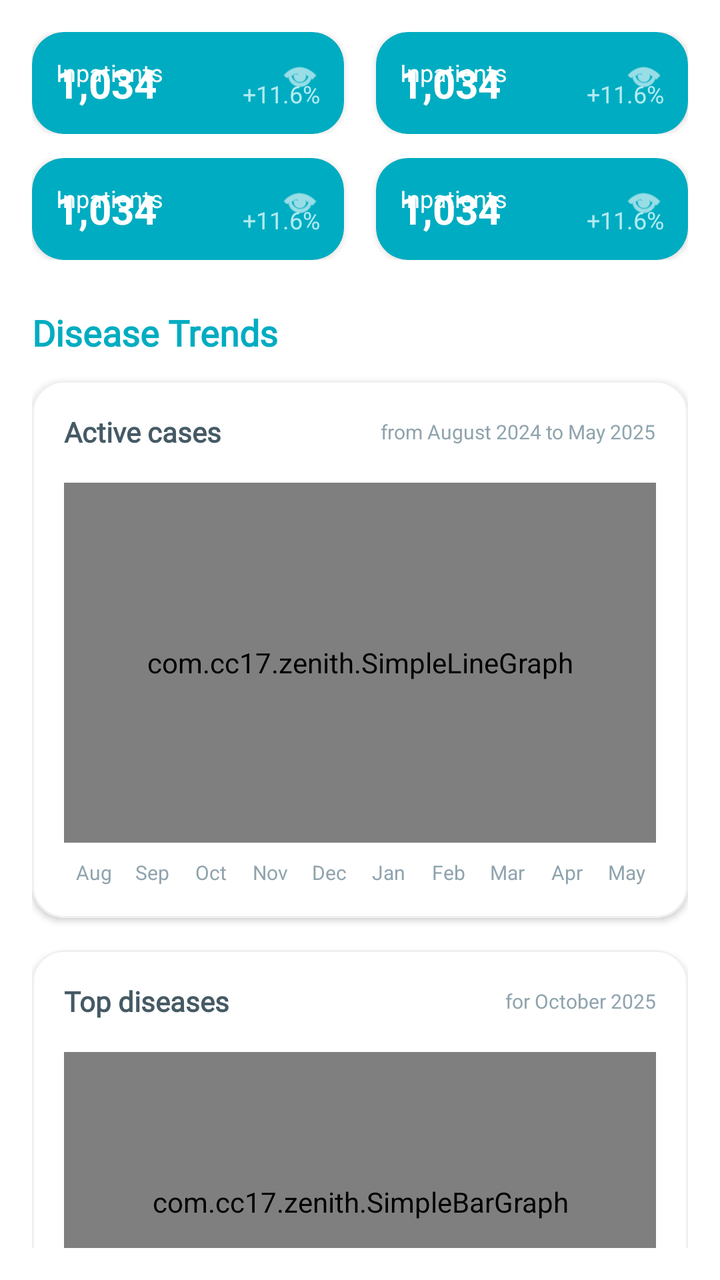
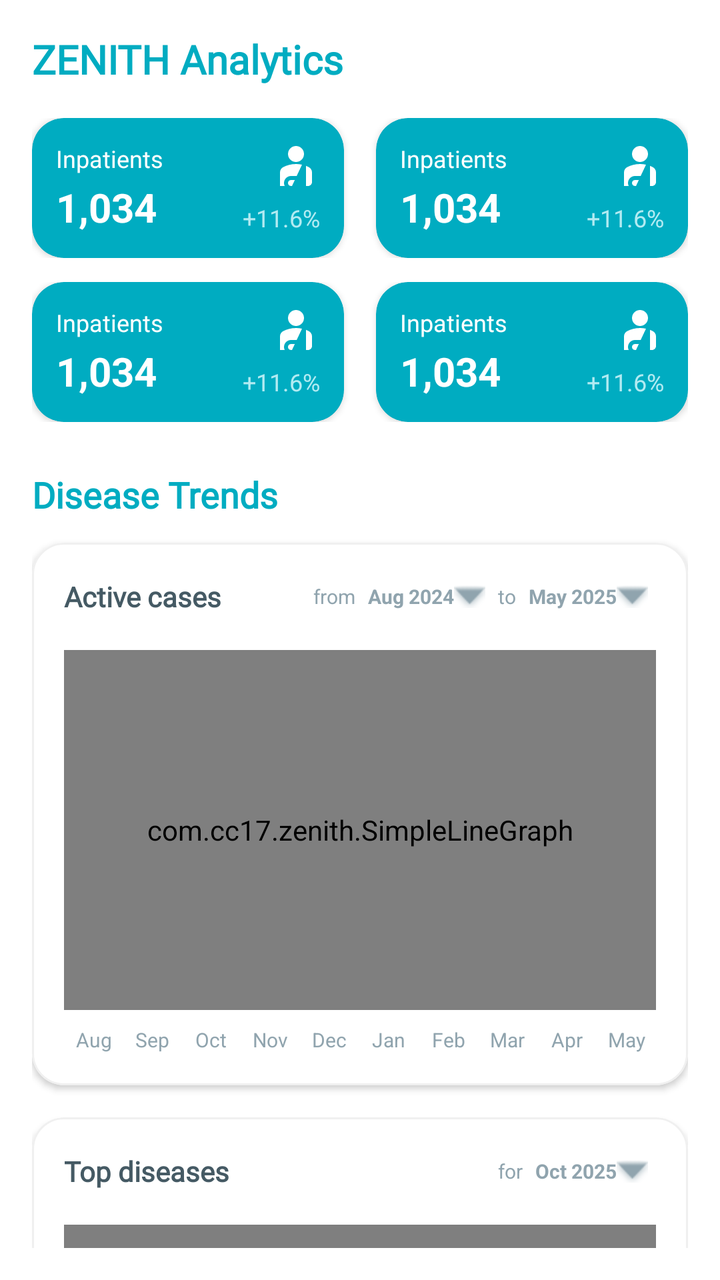

Two renders of the same Android screen: before a commit and after it. Below are the layout's source before the change and the commit's diff.
<!-- AndroidManifest.xml: application theme Theme.Zenith -->
<!-- res/layout/fragment_dashboard.xml -->
<?xml version="1.0" encoding="utf-8"?>
<ScrollView xmlns:android="http://schemas.android.com/apk/res/android"
    xmlns:app="http://schemas.android.com/apk/res-auto"
    xmlns:tools="http://schemas.android.com/tools"
    android:layout_width="match_parent"
    android:layout_height="match_parent"
    android:background="#FFFFFF"
    android:padding="16dp"
    tools:context=".Dashboard"
    android:scrollbars="none">

    <LinearLayout
        android:layout_width="match_parent"
        android:layout_height="wrap_content"
        android:orientation="vertical"
        android:paddingBottom="80dp">

        
        
        <LinearLayout
            android:layout_width="match_parent"
            android:layout_height="wrap_content"
            android:orientation="horizontal"
            android:layout_marginBottom="12dp">

            <include layout="@layout/item_stat_card_small"
                android:id="@+id/cardInpatients"
                android:layout_width="0dp"
                android:layout_height="wrap_content"
                android:layout_weight="1"
                android:layout_marginEnd="8dp"/>

            <include layout="@layout/item_stat_card_small"
                android:id="@+id/cardOutpatients"
                android:layout_width="0dp"
                android:layout_height="wrap_content"
                android:layout_weight="1"
                android:layout_marginStart="8dp"/>
        </LinearLayout>

        
        <LinearLayout
            android:layout_width="match_parent"
            android:layout_height="wrap_content"
            android:orientation="horizontal"
            android:layout_marginBottom="24dp">

            <include layout="@layout/item_stat_card_small"
                android:id="@+id/cardDiagnoses"
                android:layout_width="0dp"
                android:layout_height="wrap_content"
                android:layout_weight="1"
                android:layout_marginEnd="8dp"/>

            <include layout="@layout/item_stat_card_small"
                android:id="@+id/cardAppointments"
                android:layout_width="0dp"
                android:layout_height="wrap_content"
                android:layout_weight="1"
                android:layout_marginStart="8dp"/>
        </LinearLayout>

        
        <TextView
            android:layout_width="wrap_content"
            android:layout_height="wrap_content"
            android:text="Disease Trends"
            android:textColor="#00ACC1"
            android:textSize="18sp"
            android:textStyle="bold"
            android:fontFamily="@font/inter"
            android:layout_marginBottom="12dp"/>

        
        <com.google.android.material.card.MaterialCardView
            android:layout_width="match_parent"
            android:layout_height="wrap_content"
            app:cardCornerRadius="16dp"
            app:cardElevation="2dp"
            app:strokeWidth="1dp"
            app:strokeColor="#F0F0F0"
            app:cardBackgroundColor="#FFFFFF"
            android:layout_marginBottom="16dp">

            <LinearLayout
                android:layout_width="match_parent"
                android:layout_height="wrap_content"
                android:orientation="vertical"
                android:padding="16dp">

                <LinearLayout
                    android:layout_width="match_parent"
                    android:layout_height="wrap_content"
                    android:orientation="horizontal"
                    android:gravity="center_vertical"
                    android:layout_marginBottom="16dp">

                    <TextView
                        android:layout_width="0dp"
                        android:layout_height="wrap_content"
                        android:layout_weight="1"
                        android:text="Active cases"
                        android:textColor="#455A64"
                        android:textStyle="bold"
                        android:fontFamily="@font/inter"/>

                    <TextView
                        android:layout_width="wrap_content"
                        android:layout_height="wrap_content"
                        android:text="from August 2024 to May 2025"
                        android:textSize="10sp"
                        android:textColor="#90A4AE"/>
                </LinearLayout>

                
                <com.cc17.zenith.SimpleLineGraph
                    android:id="@+id/graphActiveCases"
                    android:layout_width="match_parent"
                    android:layout_height="180dp"/>

                
                <LinearLayout
                    android:layout_width="match_parent"
                    android:layout_height="wrap_content"
                    android:orientation="horizontal"
                    android:layout_marginTop="8dp">
                    <TextView android:layout_width="0dp" android:layout_height="wrap_content" android:layout_weight="1" android:text="Aug" android:gravity="center" android:textSize="10sp" android:textColor="#90A4AE"/>
                    <TextView android:layout_width="0dp" android:layout_height="wrap_content" android:layout_weight="1" android:text="Sep" android:gravity="center" android:textSize="10sp" android:textColor="#90A4AE"/>
                    <TextView android:layout_width="0dp" android:layout_height="wrap_content" android:layout_weight="1" android:text="Oct" android:gravity="center" android:textSize="10sp" android:textColor="#90A4AE"/>
                    <TextView android:layout_width="0dp" android:layout_height="wrap_content" android:layout_weight="1" android:text="Nov" android:gravity="center" android:textSize="10sp" android:textColor="#90A4AE"/>
                    <TextView android:layout_width="0dp" android:layout_height="wrap_content" android:layout_weight="1" android:text="Dec" android:gravity="center" android:textSize="10sp" android:textColor="#90A4AE"/>
                    <TextView android:layout_width="0dp" android:layout_height="wrap_content" android:layout_weight="1" android:text="Jan" android:gravity="center" android:textSize="10sp" android:textColor="#90A4AE"/>
                    <TextView android:layout_width="0dp" android:layout_height="wrap_content" android:layout_weight="1" android:text="Feb" android:gravity="center" android:textSize="10sp" android:textColor="#90A4AE"/>
                    <TextView android:layout_width="0dp" android:layout_height="wrap_content" android:layout_weight="1" android:text="Mar" android:gravity="center" android:textSize="10sp" android:textColor="#90A4AE"/>
                    <TextView android:layout_width="0dp" android:layout_height="wrap_content" android:layout_weight="1" android:text="Apr" android:gravity="center" android:textSize="10sp" android:textColor="#90A4AE"/>
                    <TextView android:layout_width="0dp" android:layout_height="wrap_content" android:layout_weight="1" android:text="May" android:gravity="center" android:textSize="10sp" android:textColor="#90A4AE"/>
                </LinearLayout>

            </LinearLayout>
        </com.google.android.material.card.MaterialCardView>

        
        <com.google.android.material.card.MaterialCardView
            android:layout_width="match_parent"
            android:layout_height="wrap_content"
            app:cardCornerRadius="16dp"
            app:cardElevation="2dp"
            app:strokeWidth="1dp"
            app:strokeColor="#F0F0F0"
            app:cardBackgroundColor="#FFFFFF"
            android:layout_marginBottom="24dp">

            <LinearLayout
                android:layout_width="match_parent"
                android:layout_height="wrap_content"
                android:orientation="vertical"
                android:padding="16dp">

                <LinearLayout
                    android:layout_width="match_parent"
                    android:layout_height="wrap_content"
                    android:orientation="horizontal"
                    android:gravity="center_vertical"
                    android:layout_marginBottom="16dp">

                    <TextView
                        android:layout_width="0dp"
                        android:layout_height="wrap_content"
                        android:layout_weight="1"
                        android:text="Top diseases"
                        android:textColor="#455A64"
                        android:textStyle="bold"
                        android:fontFamily="@font/inter"/>

                    <TextView
                        android:layout_width="wrap_content"
                        android:layout_height="wrap_content"
                        android:text="for October 2025"
                        android:textSize="10sp"
                        android:textColor="#90A4AE"/>
                </LinearLayout>

                
                <com.cc17.zenith.SimpleBarGraph
                    android:id="@+id/graphTopDiseases"
                    android:layout_width="match_parent"
                    android:layout_height="150dp"/>

                
                <LinearLayout
                    android:id="@+id/layoutLegend"
                    android:layout_width="match_parent"
                    android:layout_height="wrap_content"
                    android:orientation="vertical"
                    android:layout_marginTop="16dp">

                    
                    <include layout="@layout/item_legend_row"/>

                </LinearLayout>

            </LinearLayout>
        </com.google.android.material.card.MaterialCardView>

        
        <com.google.android.material.button.MaterialButton
            android:id="@+id/btnViewMore"
            android:layout_width="match_parent"
            android:layout_height="56dp"
            android:text="View More"
            android:textSize="16sp"
            android:textStyle="bold"
            app:icon="@drawable/open"
            android:textColor="@color/white"
            app:iconTint="@color/white"
            app:iconGravity="textEnd"
            android:backgroundTint="@color/coral"
            app:cornerRadius="12dp"
            android:layout_marginBottom="24dp"/>

        
        <TextView
            android:layout_width="wrap_content"
            android:layout_height="wrap_content"
            android:text="Patient Flow"
            android:textColor="#00ACC1"
            android:textSize="18sp"
            android:textStyle="bold"
            android:fontFamily="@font/inter"
            android:layout_marginBottom="12dp"/>

        
        <LinearLayout
            android:layout_width="match_parent"
            android:layout_height="wrap_content"
            android:orientation="horizontal"
            android:layout_marginBottom="16dp">

            
            <com.google.android.material.card.MaterialCardView
                android:layout_width="0dp"
                android:layout_height="match_parent"
                android:layout_weight="1"
                app:cardCornerRadius="16dp"
                app:cardElevation="2dp"
                app:strokeWidth="1dp"
                app:strokeColor="#F0F0F0"
                app:cardBackgroundColor="#FFFFFF"
                android:layout_marginEnd="8dp">

                <LinearLayout
                    android:layout_width="match_parent"
                    android:layout_height="wrap_content"
                    android:orientation="vertical"
                    android:padding="16dp"
                    android:gravity="center">

                    <TextView
                        android:layout_width="match_parent"
                        android:layout_height="wrap_content"
                        android:text="Patient Distribution"
                        android:textSize="12sp"
                        android:textStyle="bold"
                        android:textColor="#455A64"
                        android:layout_marginBottom="12dp"/>

                    
                    <com.cc17.zenith.SimpleBarGraph
                        android:id="@+id/graphPatientDistribution"
                        android:layout_width="match_parent"
                        android:layout_height="100dp"/>

                </LinearLayout>
            </com.google.android.material.card.MaterialCardView>

            
            <com.google.android.material.card.MaterialCardView
                android:layout_width="0dp"
                android:layout_height="match_parent"
                android:layout_weight="1"
                app:cardCornerRadius="16dp"
                app:cardElevation="2dp"
                app:strokeWidth="1dp"
                app:strokeColor="#00ACC1"
                app:cardBackgroundColor="#FFFFFF"
                android:layout_marginStart="8dp">

                <LinearLayout
                    android:layout_width="match_parent"
                    android:layout_height="match_parent"
                    android:orientation="vertical"
                    android:padding="16dp"
                    android:gravity="center_vertical">

                    <TextView
                        android:layout_width="wrap_content"
                        android:layout_height="wrap_content"
                        android:text="Analytics Insight"
                        android:textSize="12sp"
                        android:textStyle="bold"
                        android:textColor="#00ACC1"
                        android:layout_marginBottom="8dp"/>

                    <TextView
                        android:layout_width="wrap_content"
                        android:layout_height="wrap_content"
                        android:text="• Antibiotic prescriptions increased by 18%."
                        android:textSize="12sp"
                        android:textColor="#607D8B"/>
                </LinearLayout>
            </com.google.android.material.card.MaterialCardView>
        </LinearLayout>

        
        <com.google.android.material.card.MaterialCardView
            android:layout_width="match_parent"
            android:layout_height="wrap_content"
            app:cardCornerRadius="16dp"
            app:cardElevation="2dp"
            app:strokeWidth="1dp"
            app:strokeColor="#F0F0F0"
            app:cardBackgroundColor="#FFFFFF">

            <LinearLayout
                android:layout_width="match_parent"
                android:layout_height="wrap_content"
                android:orientation="vertical"
                android:padding="16dp">

                <TextView
                    android:layout_width="wrap_content"
                    android:layout_height="wrap_content"
                    android:text="Admissions &amp; Discharges"
                    android:textColor="#455A64"
                    android:textStyle="bold"
                    android:fontFamily="@font/inter"
                    android:layout_marginBottom="12dp"/>

                
                <com.cc17.zenith.SimpleLineGraph
                    android:id="@+id/graphAdmissions"
                    android:layout_width="match_parent"
                    android:layout_height="100dp"/>

            </LinearLayout>
        </com.google.android.material.card.MaterialCardView>

    </LinearLayout>
</ScrollView>
<!-- res/layout/item_stat_card_small.xml (included above) -->
<?xml version="1.0" encoding="utf-8"?>
<com.google.android.material.card.MaterialCardView xmlns:android="http://schemas.android.com/apk/res/android"
    xmlns:app="http://schemas.android.com/apk/res-auto"
    android:id="@+id/cardRoot"
    android:layout_width="match_parent"
    android:layout_height="100dp"
    app:cardCornerRadius="16dp"
    app:cardElevation="2dp"
    app:cardBackgroundColor="#00ACC1"
    app:strokeWidth="0dp">

    <androidx.constraintlayout.widget.ConstraintLayout
        android:layout_width="match_parent"
        android:layout_height="match_parent"
        android:padding="12dp">

        <TextView
            android:id="@+id/tvLabel"
            android:layout_width="wrap_content"
            android:layout_height="wrap_content"
            android:text="Inpatients"
            android:textColor="#FFFFFF"
            android:textSize="12sp"
            app:layout_constraintStart_toStartOf="parent"
            app:layout_constraintTop_toTopOf="parent" />

        <ImageView
            android:id="@+id/ivIcon"
            android:layout_width="20dp"
            android:layout_height="20dp"
            android:src="@android:drawable/ic_menu_view"
            app:tint="#FFFFFF"
            app:layout_constraintEnd_toEndOf="parent"
            app:layout_constraintTop_toTopOf="parent" />

        <TextView
            android:id="@+id/tvCount"
            android:layout_width="wrap_content"
            android:layout_height="wrap_content"
            android:text="1,034"
            android:textColor="#FFFFFF"
            android:textSize="20sp"
            android:textStyle="bold"
            app:layout_constraintBottom_toBottomOf="parent"
            app:layout_constraintStart_toStartOf="parent" />

        <TextView
            android:id="@+id/tvPercentage"
            android:layout_width="wrap_content"
            android:layout_height="wrap_content"
            android:text="+11.6%"
            android:textColor="#B2EBF2"
            android:textSize="12sp"
            app:layout_constraintBottom_toBottomOf="parent"
            app:layout_constraintEnd_toEndOf="parent" />

    </androidx.constraintlayout.widget.ConstraintLayout>
</com.google.android.material.card.MaterialCardView>
<!-- res/layout/item_legend_row.xml (included above) -->
<?xml version="1.0" encoding="utf-8"?>
<LinearLayout xmlns:android="http://schemas.android.com/apk/res/android"
    android:layout_width="match_parent"
    android:layout_height="wrap_content"
    android:orientation="horizontal"
    android:gravity="center_vertical"
    android:paddingVertical="6dp">

    
    <View
        android:id="@+id/viewDot"
        android:layout_width="12dp"
        android:layout_height="12dp"
        android:background="@drawable/bg_circle_dot"
        android:backgroundTint="#FF7043"
        android:layout_marginEnd="12dp"/>

    <TextView
        android:id="@+id/tvDiseaseName"
        android:layout_width="0dp"
        android:layout_height="wrap_content"
        android:layout_weight="1"
        android:text="Influenza"
        android:textColor="#455A64"
        android:textSize="14sp"
        android:fontFamily="@font/inter"/>

    <TextView
        android:id="@+id/tvPercent"
        android:layout_width="wrap_content"
        android:layout_height="wrap_content"
        android:text="81.57%"
        android:textStyle="bold"
        android:textColor="#263238"
        android:textSize="14sp"
        android:fontFamily="@font/inter"/>

</LinearLayout>
<!-- resources referenced by this layout -->
<resources>
  <color name="coral">#FFFF7B54</color>
  <color name="white">#FFFFFFFF</color>
  <!-- drawable bg_circle_dot (drawable) -->
  <?xml version="1.0" encoding="utf-8"?>
  <shape xmlns:android="http://schemas.android.com/apk/res/android"
      android:shape="oval">
      <solid android:color="#808080" /> 
      <size
          android:width="10dp"
          android:height="10dp" />
  </shape>
  <!-- drawable open (drawable) -->
  <vector xmlns:android="http://schemas.android.com/apk/res/android" android:autoMirrored="true" android:height="24dp" android:tint="#00B2CA" android:viewportHeight="24" android:viewportWidth="24" android:width="24dp">
        
      <path android:fillColor="@android:color/white" android:pathData="M19,19H5V5h7V3H5c-1.11,0 -2,0.9 -2,2v14c0,1.1 0.89,2 2,2h14c1.1,0 2,-0.9 2,-2v-7h-2v7zM14,3v2h3.59l-9.83,9.83 1.41,1.41L19,6.41V10h2V3h-7z"/>
      
  </vector>
  <style name="Theme.Zenith" parent="Theme.MaterialComponents.Light.NoActionBar">
          
          <item name="colorPrimary">@color/moonstone</item>
          <item name="colorPrimaryVariant">@color/caribbean</item>
          <item name="colorOnPrimary">@color/coral</item>
          
          <item name="colorSecondary">@color/coral</item>
          <item name="colorSecondaryVariant">@color/tangerine</item>
          <item name="colorOnSecondary">@color/moonstone</item>
          
          <item name="android:statusBarColor">?attr/colorPrimaryVariant</item>
          
      </style>
  <color name="moonstone">#FF00B2CA</color>
  <color name="caribbean">#FF006D77</color>
  <color name="tangerine">#FFFF9576</color>
</resources>

<!-- the commit's change to res/layout/fragment_dashboard.xml (unified diff, before → after) -->
@@ -16,6 +16,17 @@
         android:paddingBottom="80dp">
 
         
+        <TextView
+            android:layout_width="wrap_content"
+            android:layout_height="wrap_content"
+            android:text="ZENITH Analytics"
+            android:textColor="#00ACC1"
+            android:textSize="20sp"
+            android:textStyle="bold"
+            android:fontFamily="@font/inter"
+            android:layout_marginBottom="16dp"/>
+
+        
         
         <LinearLayout
             android:layout_width="match_parent"
@@ -26,14 +37,14 @@
             <include layout="@layout/item_stat_card_small"
                 android:id="@+id/cardInpatients"
                 android:layout_width="0dp"
-                android:layout_height="wrap_content"
+                android:layout_height="70dp"
                 android:layout_weight="1"
                 android:layout_marginEnd="8dp"/>
 
             <include layout="@layout/item_stat_card_small"
                 android:id="@+id/cardOutpatients"
                 android:layout_width="0dp"
-                android:layout_height="wrap_content"
+                android:layout_height="70dp"
                 android:layout_weight="1"
                 android:layout_marginStart="8dp"/>
         </LinearLayout>
@@ -48,14 +59,14 @@
             <include layout="@layout/item_stat_card_small"
                 android:id="@+id/cardDiagnoses"
                 android:layout_width="0dp"
-                android:layout_height="wrap_content"
+                android:layout_height="70dp"
                 android:layout_weight="1"
                 android:layout_marginEnd="8dp"/>
 
             <include layout="@layout/item_stat_card_small"
                 android:id="@+id/cardAppointments"
                 android:layout_width="0dp"
-                android:layout_height="wrap_content"
+                android:layout_height="70dp"
                 android:layout_weight="1"
                 android:layout_marginStart="8dp"/>
         </LinearLayout>
@@ -88,6 +99,7 @@
                 android:orientation="vertical"
                 android:padding="16dp">
 
+                
                 <LinearLayout
                     android:layout_width="match_parent"
                     android:layout_height="wrap_content"
@@ -104,12 +116,55 @@
                         android:textStyle="bold"
                         android:fontFamily="@font/inter"/>
 
-                    <TextView
+                    
+                    <LinearLayout
                         android:layout_width="wrap_content"
                         android:layout_height="wrap_content"
-                        android:text="from August 2024 to May 2025"
-                        android:textSize="10sp"
-                        android:textColor="#90A4AE"/>
+                        android:orientation="horizontal"
+                        android:gravity="center_vertical">
+
+                        <TextView
+                            android:layout_width="wrap_content"
+                            android:layout_height="wrap_content"
+                            android:text="from "
+                            android:textSize="10sp"
+                            android:textColor="#90A4AE"/>
+
+                        <TextView
+                            android:id="@+id/tvActiveDateStart"
+                            android:layout_width="wrap_content"
+                            android:layout_height="wrap_content"
+                            android:text="Aug 2024"
+                            android:textSize="10sp"
+                            android:textColor="#90A4AE"
+                            android:textStyle="bold"
+                            android:padding="4dp"
+                            android:background="?attr/selectableItemBackground"
+                            android:drawableEnd="@android:drawable/arrow_down_float"
+                            android:drawableTint="#90A4AE"
+                            android:gravity="center_vertical"/>
+
+                        <TextView
+                            android:layout_width="wrap_content"
+                            android:layout_height="wrap_content"
+                            android:text=" to "
+                            android:textSize="10sp"
+                            android:textColor="#90A4AE"/>
+
+                        <TextView
+                            android:id="@+id/tvActiveDateEnd"
+                            android:layout_width="wrap_content"
+                            android:layout_height="wrap_content"
+                            android:text="May 2025"
+                            android:textSize="10sp"
+                            android:textColor="#90A4AE"
+                            android:textStyle="bold"
+                            android:padding="4dp"
+                            android:background="?attr/selectableItemBackground"
+                            android:drawableEnd="@android:drawable/arrow_down_float"
+                            android:drawableTint="#90A4AE"
+                            android:gravity="center_vertical"/>
+                    </LinearLayout>
                 </LinearLayout>
 
                 
@@ -156,6 +211,7 @@
                 android:orientation="vertical"
                 android:padding="16dp">
 
+                
                 <LinearLayout
                     android:layout_width="match_parent"
                     android:layout_height="wrap_content"
@@ -175,9 +231,23 @@
                     <TextView
                         android:layout_width="wrap_content"
                         android:layout_height="wrap_content"
-                        android:text="for October 2025"
+                        android:text="for "
                         android:textSize="10sp"
                         android:textColor="#90A4AE"/>
+
+                    <TextView
+                        android:id="@+id/tvTopDiseasesDate"
+                        android:layout_width="wrap_content"
+                        android:layout_height="wrap_content"
+                        android:text="Oct 2025"
+                        android:textSize="10sp"
+                        android:textColor="#90A4AE"
+                        android:textStyle="bold"
+                        android:padding="4dp"
+                        android:background="?attr/selectableItemBackground"
+                        android:drawableEnd="@android:drawable/arrow_down_float"
+                        android:drawableTint="#90A4AE"
+                        android:gravity="center_vertical"/>
                 </LinearLayout>
 
                 
@@ -194,7 +264,6 @@
                     android:orientation="vertical"
                     android:layout_marginTop="16dp">
 
-                    
                     <include layout="@layout/item_legend_row"/>
 
                 </LinearLayout>
@@ -376,9 +445,9 @@
 
         <ImageView
             android:id="@+id/ivIcon"
-            android:layout_width="20dp"
-            android:layout_height="20dp"
-            android:src="@android:drawable/ic_menu_view"
+            android:layout_width="24dp"
+            android:layout_height="24dp"
+            android:src="@drawable/profile2"
             app:tint="#FFFFFF"
             app:layout_constraintEnd_toEndOf="parent"
             app:layout_constraintTop_toTopOf="parent" />
<!-- resource entries referenced after the edit -->
@@ -15,6 +15,12 @@
   <vector xmlns:android="http://schemas.android.com/apk/res/android" android:autoMirrored="true" android:height="24dp" android:tint="#00B2CA" android:viewportHeight="24" android:viewportWidth="24" android:width="24dp">
         
       <path android:fillColor="@android:color/white" android:pathData="M19,19H5V5h7V3H5c-1.11,0 -2,0.9 -2,2v14c0,1.1 0.89,2 2,2h14c1.1,0 2,-0.9 2,-2v-7h-2v7zM14,3v2h3.59l-9.83,9.83 1.41,1.41L19,6.41V10h2V3h-7z"/>
+      
+  </vector>
+  <!-- drawable profile2 (drawable) -->
+  <vector xmlns:android="http://schemas.android.com/apk/res/android" android:height="24dp" android:tint="#006D77" android:viewportHeight="24" android:viewportWidth="24" android:width="24dp">
+        
+      <path android:fillColor="@android:color/white" android:pathData="M8,6c0,-2.21 1.79,-4 4,-4s4,1.79 4,4c0,2.21 -1.79,4 -4,4S8,8.21 8,6zM17,22h1c1.1,0 2,-0.9 2,-2l0,-4.78c0,-1.12 -0.61,-2.15 -1.61,-2.66c-0.43,-0.22 -0.9,-0.43 -1.39,-0.62L17,22zM12.34,17L15,11.33C14.07,11.12 13.07,11 12,11c-2.53,0 -4.71,0.7 -6.39,1.56C4.61,13.07 4,14.1 4,15.22L4,22h2.34C6.12,21.55 6,21.04 6,20.5C6,18.57 7.57,17 9.5,17H12.34zM10,22l1.41,-3H9.5C8.67,19 8,19.67 8,20.5S8.67,22 9.5,22H10z"/>
       
   </vector>
   <style name="Theme.Zenith" parent="Theme.MaterialComponents.Light.NoActionBar">
